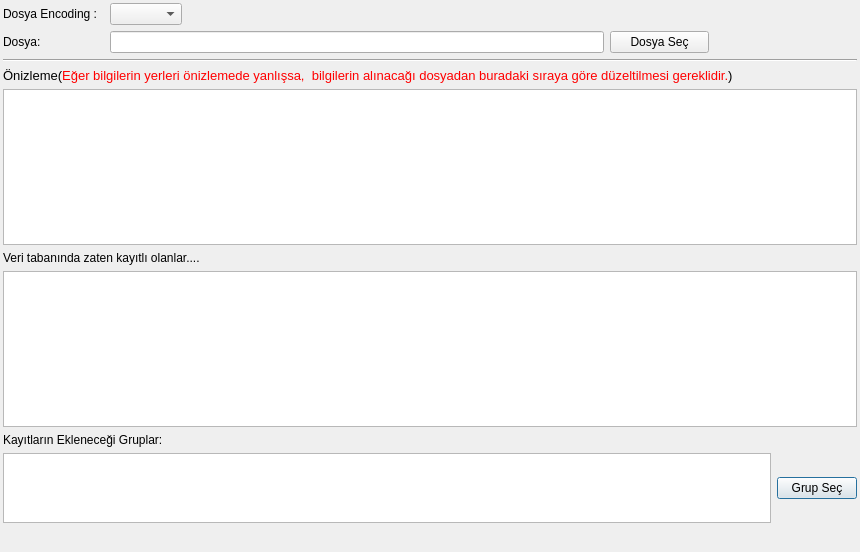
This is ODS_IO/import_kernel.ui in adakteknoloji/FRAMEWORK as Qt 5 draws it before an edit. The edited form follows.
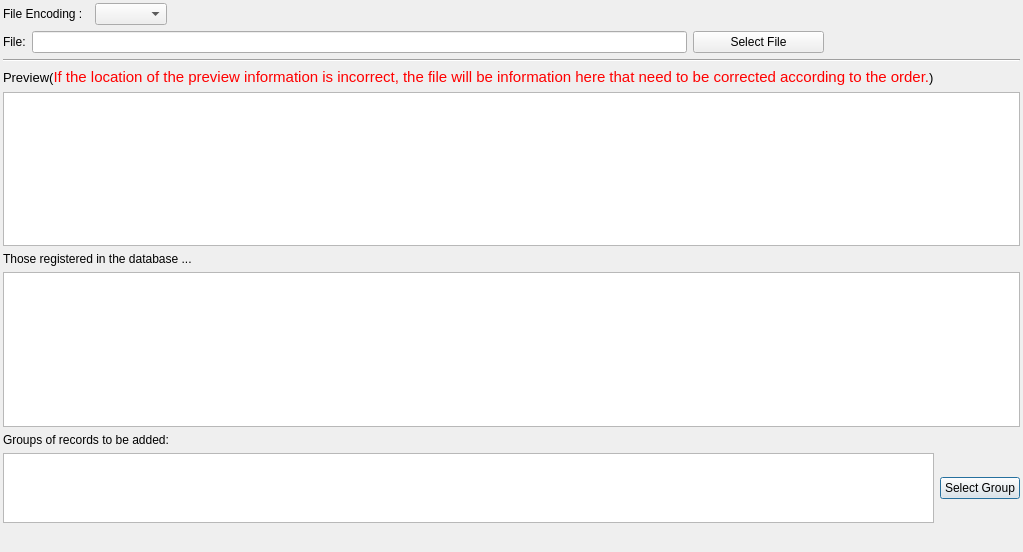
This is the edited form.

Patch:
```diff
--- a/ODS_IO/import_kernel.ui
+++ b/ODS_IO/import_kernel.ui
@@ -6,7 +6,7 @@
    <rect>
     <x>0</x>
     <y>0</y>
-    <width>860</width>
+    <width>955</width>
     <height>552</height>
    </rect>
   </property>
@@ -38,7 +38,7 @@
         </sizepolicy>
        </property>
        <property name="text">
-        <string>Dosya Encoding :  </string>
+        <string>File Encoding :  </string>
        </property>
       </widget>
      </item>
@@ -77,23 +77,6 @@
      </property>
     </widget>
    </item>
-   <item row="3" column="0">
-    <widget class="QLabel" name="label_2">
-     <property name="sizePolicy">
-      <sizepolicy hsizetype="Expanding" vsizetype="Fixed">
-       <horstretch>0</horstretch>
-       <verstretch>0</verstretch>
-      </sizepolicy>
-     </property>
-     <property name="text">
-      <string>&lt;!DOCTYPE HTML PUBLIC &quot;-//W3C//DTD HTML 4.0//EN&quot; &quot;http://www.w3.org/TR/REC-html40/strict.dtd&quot;&gt;
-&lt;html&gt;&lt;head&gt;&lt;meta name=&quot;qrichtext&quot; content=&quot;1&quot; /&gt;&lt;style type=&quot;text/css&quot;&gt;
-p, li { white-space: pre-wrap; }
-&lt;/style&gt;&lt;/head&gt;&lt;body style=&quot; font-family:'Sans Serif'; font-size:10pt; font-weight:400; font-style:normal;&quot;&gt;
-&lt;p style=&quot; margin-top:0px; margin-bottom:0px; margin-left:0px; margin-right:0px; -qt-block-indent:0; text-indent:0px;&quot;&gt;Önizleme(&lt;span style=&quot; color:#ff0000;&quot;&gt;Eğer bilgilerin yerleri önizlemede yanlışsa,  bilgilerin alınacağı dosyadan buradaki sıraya göre düzeltilmesi gereklidir.&lt;/span&gt;)&lt;/p&gt;&lt;/body&gt;&lt;/html&gt;</string>
-     </property>
-    </widget>
-   </item>
    <item row="4" column="0" colspan="3">
     <widget class="QTableWidget" name="table_widget_onizleme"/>
    </item>
@@ -106,7 +89,7 @@
       </sizepolicy>
      </property>
      <property name="text">
-      <string>Veri tabanında zaten kayıtlı olanlar.... </string>
+      <string>Those registered in the database ...</string>
      </property>
     </widget>
    </item>
@@ -116,7 +99,7 @@
    <item row="7" column="0">
     <widget class="QLabel" name="label_3">
      <property name="text">
-      <string>Kayıtların Ekleneceği Gruplar:</string>
+      <string>Groups of records to be added:</string>
      </property>
     </widget>
    </item>
@@ -133,7 +116,7 @@
    <item row="8" column="2">
     <widget class="QPushButton" name="push_button_gruplar">
      <property name="text">
-      <string>Grup Seç</string>
+      <string>Select Group</string>
      </property>
     </widget>
    </item>
@@ -168,7 +151,7 @@
         </sizepolicy>
        </property>
        <property name="text">
-        <string>Dosya:                   </string>
+        <string>File:</string>
        </property>
       </widget>
      </item>
@@ -184,7 +167,7 @@
         </sizepolicy>
        </property>
        <property name="text">
-        <string>Dosya Seç</string>
+        <string>Select File</string>
        </property>
        <property name="autoDefault">
         <bool>true</bool>
@@ -206,6 +189,23 @@
      </item>
     </layout>
    </item>
+   <item row="3" column="0" colspan="2">
+    <widget class="QLabel" name="label_2">
+     <property name="sizePolicy">
+      <sizepolicy hsizetype="Expanding" vsizetype="Fixed">
+       <horstretch>0</horstretch>
+       <verstretch>0</verstretch>
+      </sizepolicy>
+     </property>
+     <property name="text">
+      <string>&lt;!DOCTYPE HTML PUBLIC &quot;-//W3C//DTD HTML 4.0//EN&quot; &quot;http://www.w3.org/TR/REC-html40/strict.dtd&quot;&gt;
+&lt;html&gt;&lt;head&gt;&lt;meta name=&quot;qrichtext&quot; content=&quot;1&quot; /&gt;&lt;style type=&quot;text/css&quot;&gt;
+p, li { white-space: pre-wrap; }
+&lt;/style&gt;&lt;/head&gt;&lt;body style=&quot; font-family:'Ubuntu'; font-size:11pt; font-weight:400; font-style:normal;&quot;&gt;
+&lt;p style=&quot; margin-top:0px; margin-bottom:0px; margin-left:0px; margin-right:0px; -qt-block-indent:0; text-indent:0px;&quot;&gt;&lt;span style=&quot; font-family:'Sans Serif'; font-size:10pt;&quot;&gt;Preview(&lt;/span&gt;&lt;a name=&quot;result_box&quot;&gt;&lt;/a&gt;&lt;span style=&quot; color:#ff0000;&quot;&gt;I&lt;/span&gt;&lt;span style=&quot; color:#ff0000;&quot;&gt;f&lt;/span&gt;&lt;span style=&quot; color:#ff0000;&quot;&gt; the location of the preview information is incorrect, the file will be information here that need to be corrected according to the order.&lt;/span&gt;&lt;span style=&quot; font-family:'Sans Serif'; font-size:10pt;&quot;&gt;)&lt;/span&gt;&lt;/p&gt;&lt;/body&gt;&lt;/html&gt;</string>
+     </property>
+    </widget>
+   </item>
   </layout>
  </widget>
  <resources/>
```
